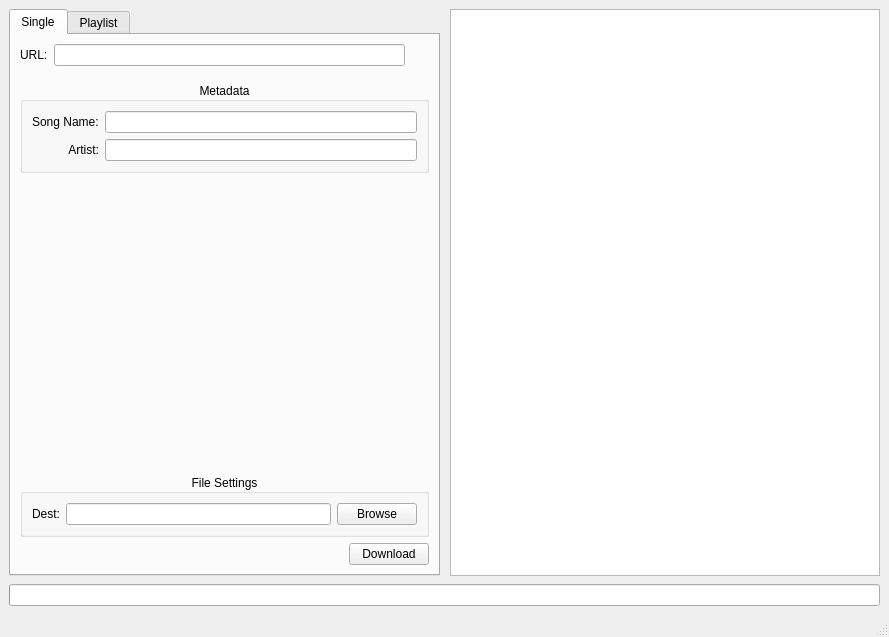
The window that tp_interface/ui/main_window.ui (nickdmakes/tek-plexor) describes before a commit, drawn with Qt 5.
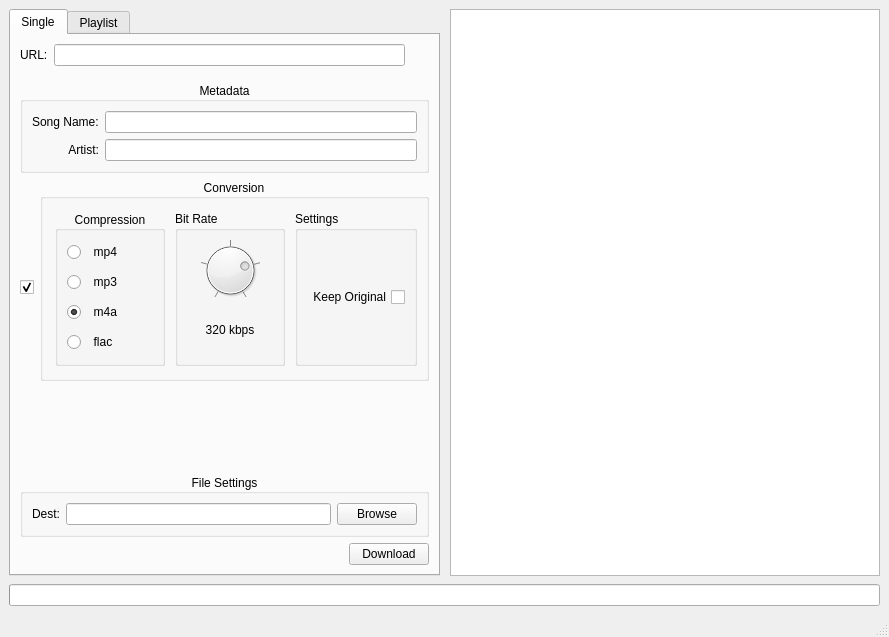
The same window after the commit. Icons and pictures are not drawn.

What changed in the file:
```diff
--- a/tp_interface/ui/main_window.ui
+++ b/tp_interface/ui/main_window.ui
@@ -68,7 +68,7 @@
          <attribute name="title">
           <string>Single</string>
          </attribute>
-         <layout class="QVBoxLayout" name="verticalLayout_2" stretch="0,0,0,0,0">
+         <layout class="QVBoxLayout" name="verticalLayout_2" stretch="0,0,0,0,0,0">
           <property name="sizeConstraint">
            <enum>QLayout::SetDefaultConstraint</enum>
           </property>
@@ -184,6 +184,284 @@
             </layout>
            </widget>
           </item>
+          <item>
+           <layout class="QHBoxLayout" name="Row_05">
+            <item>
+             <layout class="QVBoxLayout" name="verticalLayout_9">
+              <property name="topMargin">
+               <number>15</number>
+              </property>
+              <item>
+               <widget class="QCheckBox" name="checkBox">
+                <property name="enabled">
+                 <bool>true</bool>
+                </property>
+                <property name="minimumSize">
+                 <size>
+                  <width>0</width>
+                  <height>20</height>
+                 </size>
+                </property>
+                <property name="text">
+                 <string/>
+                </property>
+                <property name="checked">
+                 <bool>true</bool>
+                </property>
+               </widget>
+              </item>
+             </layout>
+            </item>
+            <item>
+             <widget class="QGroupBox" name="singleConversionSettings">
+              <property name="sizePolicy">
+               <sizepolicy hsizetype="Expanding" vsizetype="Fixed">
+                <horstretch>0</horstretch>
+                <verstretch>0</verstretch>
+               </sizepolicy>
+              </property>
+              <property name="minimumSize">
+               <size>
+                <width>0</width>
+                <height>0</height>
+               </size>
+              </property>
+              <property name="title">
+               <string>Conversion</string>
+              </property>
+              <property name="alignment">
+               <set>Qt::AlignCenter</set>
+              </property>
+              <layout class="QHBoxLayout" name="horizontalLayout">
+               <property name="spacing">
+                <number>10</number>
+               </property>
+               <property name="leftMargin">
+                <number>12</number>
+               </property>
+               <property name="topMargin">
+                <number>12</number>
+               </property>
+               <property name="bottomMargin">
+                <number>12</number>
+               </property>
+               <item>
+                <widget class="QGroupBox" name="singleCompressionSettings">
+                 <property name="sizePolicy">
+                  <sizepolicy hsizetype="Expanding" vsizetype="Preferred">
+                   <horstretch>0</horstretch>
+                   <verstretch>0</verstretch>
+                  </sizepolicy>
+                 </property>
+                 <property name="title">
+                  <string>Compression</string>
+                 </property>
+                 <property name="alignment">
+                  <set>Qt::AlignCenter</set>
+                 </property>
+                 <layout class="QVBoxLayout" name="verticalLayout_12">
+                  <item>
+                   <widget class="QRadioButton" name="singleCompressionRadioMp4">
+                    <property name="sizePolicy">
+                     <sizepolicy hsizetype="Minimum" vsizetype="Fixed">
+                      <horstretch>0</horstretch>
+                      <verstretch>0</verstretch>
+                     </sizepolicy>
+                    </property>
+                    <property name="minimumSize">
+                     <size>
+                      <width>0</width>
+                      <height>24</height>
+                     </size>
+                    </property>
+                    <property name="text">
+                     <string>  mp4</string>
+                    </property>
+                   </widget>
+                  </item>
+                  <item>
+                   <widget class="QRadioButton" name="singleCompressionRadioMp3">
+                    <property name="sizePolicy">
+                     <sizepolicy hsizetype="Minimum" vsizetype="Fixed">
+                      <horstretch>0</horstretch>
+                      <verstretch>0</verstretch>
+                     </sizepolicy>
+                    </property>
+                    <property name="minimumSize">
+                     <size>
+                      <width>0</width>
+                      <height>24</height>
+                     </size>
+                    </property>
+                    <property name="text">
+                     <string>  mp3</string>
+                    </property>
+                   </widget>
+                  </item>
+                  <item>
+                   <widget class="QRadioButton" name="singleCompressionRadioM4a">
+                    <property name="sizePolicy">
+                     <sizepolicy hsizetype="Minimum" vsizetype="Fixed">
+                      <horstretch>0</horstretch>
+                      <verstretch>0</verstretch>
+                     </sizepolicy>
+                    </property>
+                    <property name="minimumSize">
+                     <size>
+                      <width>0</width>
+                      <height>24</height>
+                     </size>
+                    </property>
+                    <property name="text">
+                     <string>  m4a</string>
+                    </property>
+                    <property name="checked">
+                     <bool>true</bool>
+                    </property>
+                   </widget>
+                  </item>
+                  <item>
+                   <widget class="QRadioButton" name="singleCompressionRadioFlac">
+                    <property name="sizePolicy">
+                     <sizepolicy hsizetype="Minimum" vsizetype="Fixed">
+                      <horstretch>0</horstretch>
+                      <verstretch>0</verstretch>
+                     </sizepolicy>
+                    </property>
+                    <property name="minimumSize">
+                     <size>
+                      <width>0</width>
+                      <height>24</height>
+                     </size>
+                    </property>
+                    <property name="text">
+                     <string>  flac</string>
+                    </property>
+                   </widget>
+                  </item>
+                 </layout>
+                </widget>
+               </item>
+               <item>
+                <widget class="QGroupBox" name="singleBitRateSettings">
+                 <property name="sizePolicy">
+                  <sizepolicy hsizetype="Expanding" vsizetype="Preferred">
+                   <horstretch>0</horstretch>
+                   <verstretch>0</verstretch>
+                  </sizepolicy>
+                 </property>
+                 <property name="title">
+                  <string>Bit Rate</string>
+                 </property>
+                 <layout class="QVBoxLayout" name="verticalLayout_8">
+                  <item>
+                   <layout class="QHBoxLayout" name="Row_04">
+                    <item>
+                     <widget class="QDial" name="singleBitRateDial">
+                      <property name="sizePolicy">
+                       <sizepolicy hsizetype="Expanding" vsizetype="Fixed">
+                        <horstretch>0</horstretch>
+                        <verstretch>0</verstretch>
+                       </sizepolicy>
+                      </property>
+                      <property name="minimumSize">
+                       <size>
+                        <width>40</width>
+                        <height>40</height>
+                       </size>
+                      </property>
+                      <property name="maximumSize">
+                       <size>
+                        <width>60</width>
+                        <height>60</height>
+                       </size>
+                      </property>
+                      <property name="autoFillBackground">
+                       <bool>false</bool>
+                      </property>
+                      <property name="minimum">
+                       <number>0</number>
+                      </property>
+                      <property name="maximum">
+                       <number>4</number>
+                      </property>
+                      <property name="singleStep">
+                       <number>1</number>
+                      </property>
+                      <property name="pageStep">
+                       <number>1</number>
+                      </property>
+                      <property name="value">
+                       <number>3</number>
+                      </property>
+                      <property name="sliderPosition">
+                       <number>3</number>
+                      </property>
+                      <property name="orientation">
+                       <enum>Qt::Horizontal</enum>
+                      </property>
+                      <property name="invertedAppearance">
+                       <bool>false</bool>
+                      </property>
+                      <property name="wrapping">
+                       <bool>false</bool>
+                      </property>
+                      <property name="notchesVisible">
+                       <bool>true</bool>
+                      </property>
+                     </widget>
+                    </item>
+                   </layout>
+                  </item>
+                  <item>
+                   <widget class="QLabel" name="singleBitRateLabel">
+                    <property name="minimumSize">
+                     <size>
+                      <width>0</width>
+                      <height>0</height>
+                     </size>
+                    </property>
+                    <property name="text">
+                     <string>320 kbps</string>
+                    </property>
+                    <property name="alignment">
+                     <set>Qt::AlignCenter</set>
+                    </property>
+                   </widget>
+                  </item>
+                 </layout>
+                </widget>
+               </item>
+               <item>
+                <widget class="QGroupBox" name="singleOtherSettings">
+                 <property name="sizePolicy">
+                  <sizepolicy hsizetype="Expanding" vsizetype="Preferred">
+                   <horstretch>0</horstretch>
+                   <verstretch>0</verstretch>
+                  </sizepolicy>
+                 </property>
+                 <property name="title">
+                  <string>Settings</string>
+                 </property>
+                 <layout class="QVBoxLayout" name="verticalLayout_7">
+                  <item>
+                   <widget class="QCheckBox" name="singleConversionKeepOriginal">
+                    <property name="layoutDirection">
+                     <enum>Qt::RightToLeft</enum>
+                    </property>
+                    <property name="text">
+                     <string>Keep Original</string>
+                    </property>
+                   </widget>
+                  </item>
+                 </layout>
+                </widget>
+               </item>
+              </layout>
+             </widget>
+            </item>
+           </layout>
+          </item>
           <item>
            <spacer name="VS_02">
             <property name="orientation">
```
Left out of the diff: 2 changed lines with no effect on the pictures.
